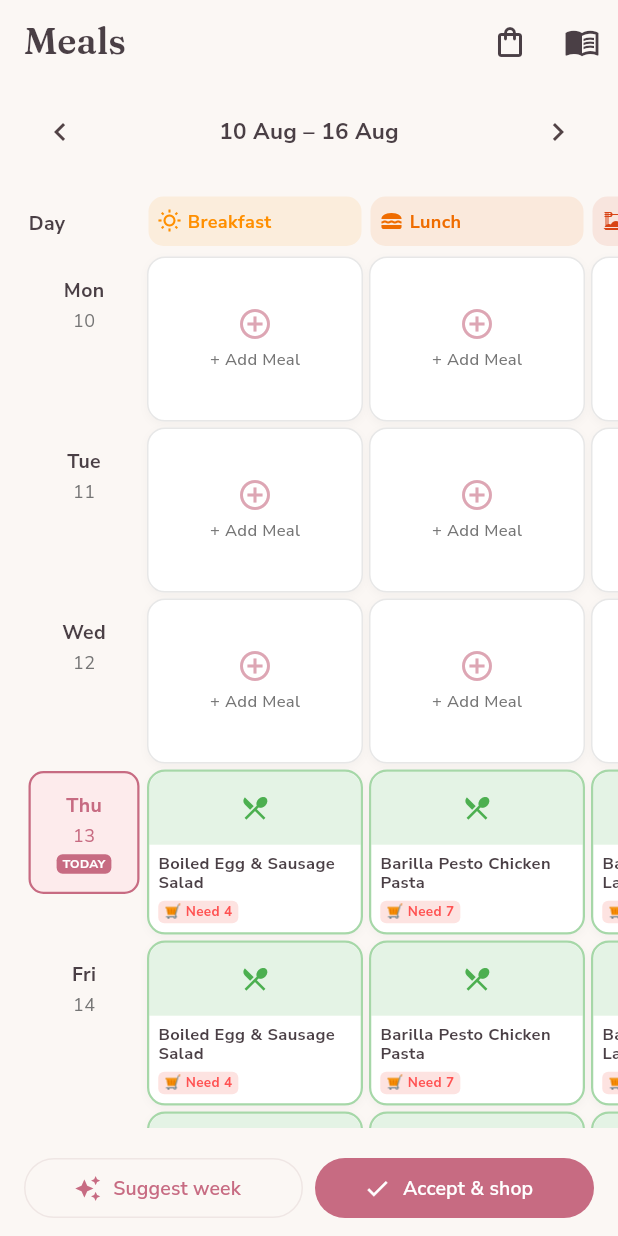
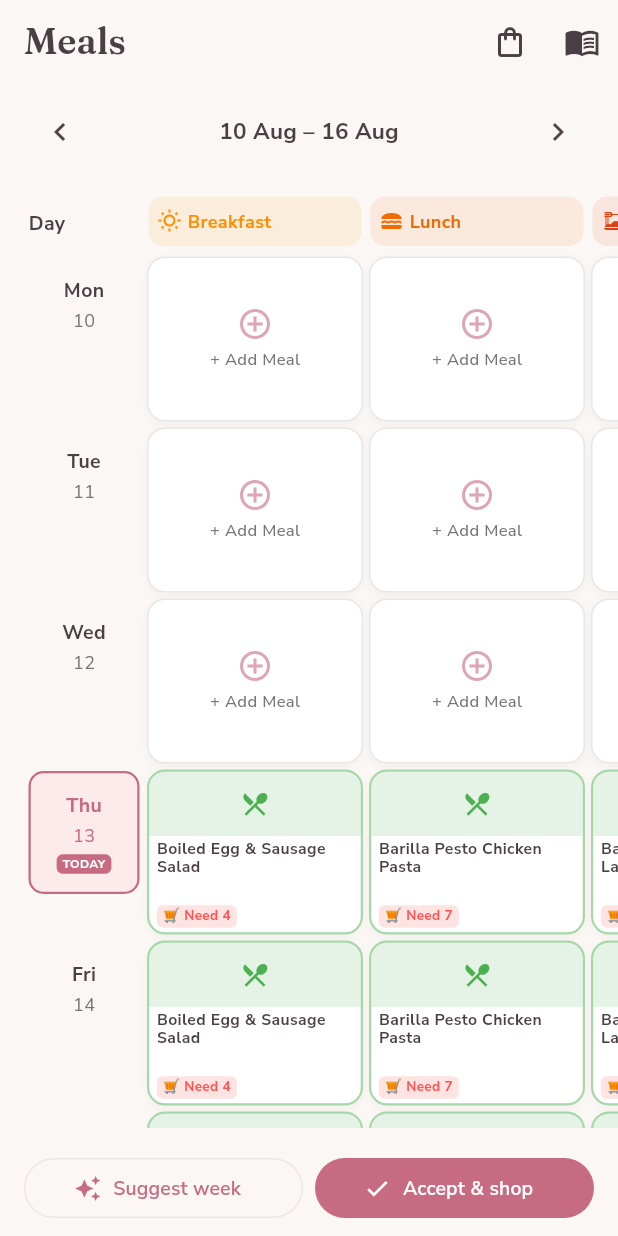
Before and after one commit to niloufarmj/Nili-Personal-Planner, a Flutter app: the MealsScreen screen opened by its route, after a tap on the "chevron left" icon, after a tap on the "chevron right" icon, on a phone screen of 412 x 824 dp. Run offline on Flutter 3.47's test engine with Material 3 defaults, Android fonts, the phone set to English and light mode, and no system bars; our stand-ins replace drift, figma_squircle, file_picker, fl_chart, flutter_animate, flutter_image_compress and 10 more; missing offline and left inert: rrule; accounts and stored records are empty; generated files the repository leaves out were written again; statements that could not run were skipped.

Commit message:
fix: Resolve text overflow on collection card stats and meal grid cards for high display scales

```diff
--- a/lib/features/lists/widgets/collection_counts.dart
+++ b/lib/features/lists/widgets/collection_counts.dart
@@ -40,11 +40,14 @@ class CollectionProgressBar extends ConsumerWidget {
           crossAxisAlignment: CrossAxisAlignment.start,
           mainAxisSize: MainAxisSize.min,
           children: [
-            Row(
+            FittedBox(
+              fit: BoxFit.scaleDown,
+              alignment: Alignment.centerLeft,
+              child: Row(
                 mainAxisAlignment: MainAxisAlignment.spaceBetween,
                 children: [
                   Text(
-                  '$done/$total completed',
+                    '$done/$total completed ',
                     style: theme.textTheme.labelSmall?.copyWith(
                       color: isDark
                           ? DesignTokens.inkSoftDark
@@ -62,6 +65,7 @@ class CollectionProgressBar extends ConsumerWidget {
                     ),
                   ),
                 ],
+              ),
             ),
             const SizedBox(height: 6),
             ClipRRect(
--- a/lib/features/meals/meals_screen.dart
+++ b/lib/features/meals/meals_screen.dart
@@ -612,7 +612,7 @@ class _RecipeCardContent extends ConsumerWidget {
             children: [
               // Recipe Image Thumbnail or Fallback Icon Header
               Expanded(
-                flex: 5,
+                flex: 4,
                 child: Container(
                   color: statusColor.withValues(alpha: 0.15),
                   child: imgProvider != null
@@ -629,7 +629,7 @@ class _RecipeCardContent extends ConsumerWidget {
               Expanded(
                 flex: 6,
                 child: Padding(
-                  padding: const EdgeInsets.all(6),
+                  padding: const EdgeInsets.symmetric(horizontal: 5, vertical: 3),
                   child: Column(
                     crossAxisAlignment: CrossAxisAlignment.start,
                     mainAxisAlignment: MainAxisAlignment.spaceBetween,
@@ -638,14 +638,17 @@ class _RecipeCardContent extends ConsumerWidget {
                         recipe.name,
                         style: const TextStyle(
                           fontWeight: FontWeight.bold,
-                          fontSize: 11,
-                          height: 1.15,
+                          fontSize: 10.5,
+                          height: 1.1,
                         ),
                         maxLines: 2,
                         overflow: TextOverflow.ellipsis,
                       ),
                       if (missingNames.isNotEmpty)
-                        Container(
+                        FittedBox(
+                          fit: BoxFit.scaleDown,
+                          alignment: Alignment.centerLeft,
+                          child: Container(
                             padding: const EdgeInsets.symmetric(horizontal: 4, vertical: 1),
                             decoration: BoxDecoration(
                               color: Colors.red.withValues(alpha: 0.15),
@@ -657,6 +660,7 @@ class _RecipeCardContent extends ConsumerWidget {
                                 fontSize: 9,
                                 fontWeight: FontWeight.bold,
                                 color: Colors.redAccent,
+                              ),
                             ),
                           ),
                         )
```
Also changed, not shown: 1 other file. Lines whose indentation alone changed are shown as unchanged.
